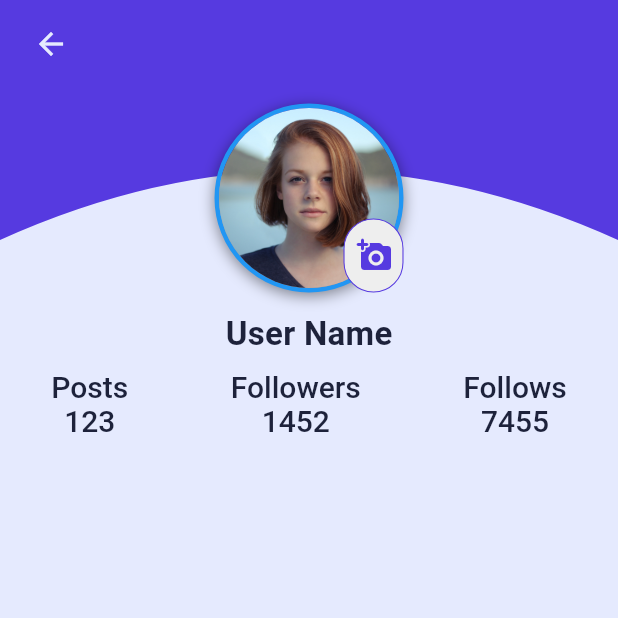
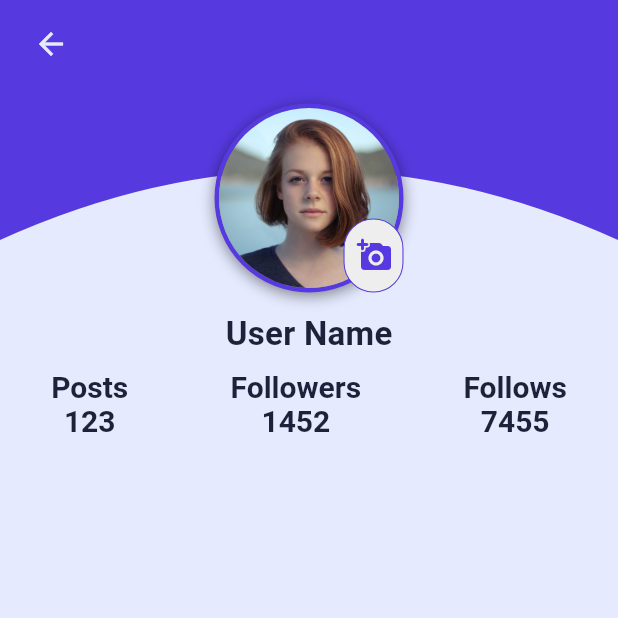
Before and after one commit to majdideveloper/rayek, a Flutter app: the ProfileScreen screen opened directly, on a phone screen of 412 x 824 dp, the top half of it. Run offline on Flutter 3.47's test engine with Material 2 defaults, Android fonts, the phone set to English and light mode, and no system bars; our stand-ins replace cloud_firestore, firebase_auth, firebase_core, font_awesome_flutter, google_sign_in; accounts and stored records are empty.

Commit message:
Profile UI

```diff
--- a/lib/screens/profile/profile_screen.dart
+++ b/lib/screens/profile/profile_screen.dart
@@ -51,7 +51,7 @@ class _ProfileScreenState extends State<ProfileScreen> {
                         Container(
                           decoration: BoxDecoration(
                             shape: BoxShape.circle,
-                            border: Border.all(width: 3, color: Colors.blue),
+                            border: Border.all(width: 3, color: BtColor),
                             boxShadow: const [
                               BoxShadow(
                                   color: Colors.black45,
@@ -107,21 +107,21 @@ class _ProfileScreenState extends State<ProfileScreen> {
                     children: [
                       Text(
                         "Posts",
-                        style: mediumStyle,
+                        style: LargeStyle,
                       ),
-                      Text("123", style: mediumStyle),
+                      Text("123", style: LargeStyle),
                     ],
                   ),
                   Column(
                     children: [
-                      Text("Followers", style: mediumStyle),
-                      Text("1452", style: mediumStyle),
+                      Text("Followers", style: LargeStyle),
+                      Text("1452", style: LargeStyle),
                     ],
                   ),
                   Column(
                     children: [
-                      Text("Follows", style: mediumStyle),
-                      Text("7455", style: mediumStyle),
+                      Text("Follows", style: LargeStyle),
+                      Text("7455", style: LargeStyle),
                     ],
                   )
                 ],
--- a/lib/utils/helper_textstyle.dart
+++ b/lib/utils/helper_textstyle.dart
@@ -35,7 +35,11 @@ const TextStyle mediumStyle = TextStyle(
   color: DarkText,
   fontWeight: FontWeight.w500,
 );
-
+const TextStyle LargeStyle = TextStyle(
+  fontSize: 20,
+  color: DarkText,
+  fontWeight: FontWeight.bold,
+);
 const TextStyle normalStyle = TextStyle(
   fontSize: 18,
   color: DarkText,
```
